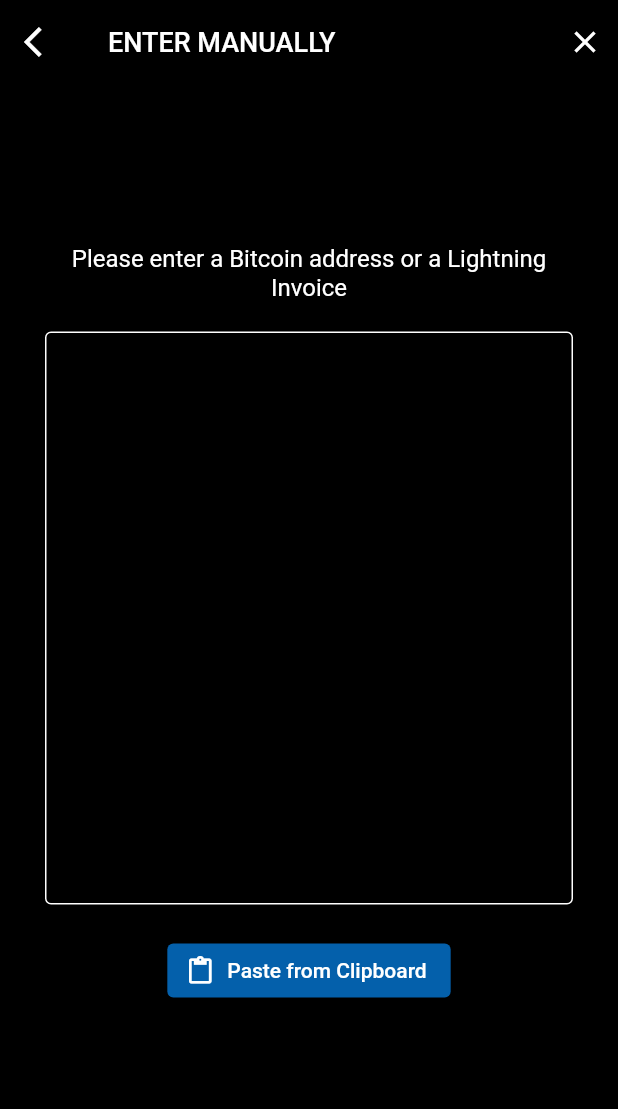
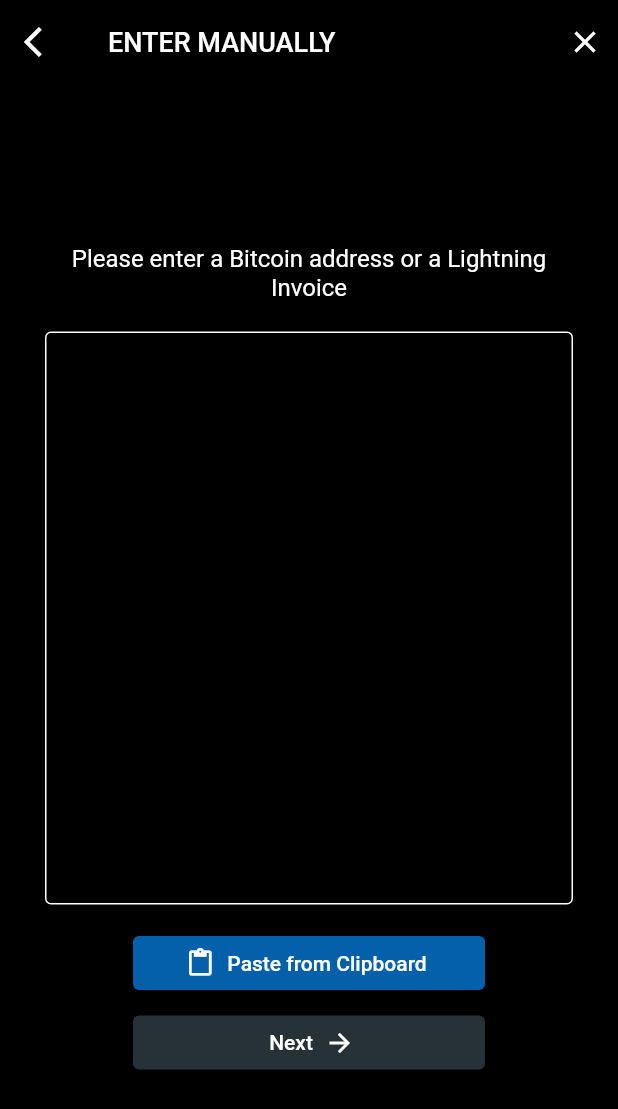
Before and after one commit to hvmelo/salamander_app, a Flutter app: the ManualAddressEntryView screen opened directly, on a phone screen of 412 x 824 dp. Shown: the top 1109 px of the screen. Run offline on Flutter 3.47's test engine with Material 2 defaults, Android fonts, the phone set to English and light mode, and no system bars; our stand-ins replace bloc, cloud_firestore, cloud_functions, equatable, firebase_auth, firebase_core and 3 more; missing offline and left inert: flow_builder, qr_code_scanner; accounts and stored records are empty; project files that could hold a hidden picture were left out.

Commit message:
Manual Entry Next Button in development

```diff
--- a/lib/send/view/manual_address_entry/manual_address_entry_view.dart
+++ b/lib/send/view/manual_address_entry/manual_address_entry_view.dart
@@ -2,6 +2,7 @@ import 'package:flow_builder/flow_builder.dart';
 import 'package:flutter/material.dart';
 import 'package:flutter_bloc/flutter_bloc.dart';
 import 'package:salamander_app/send/bloc/send_coins_bloc.dart';
+import 'package:salamander_app/send/view/manual_address_entry/widgets/next_button.dart';
 import 'widgets/address_or_invoice_input.dart';
 import 'widgets/paste_from_clipboard_button.dart';
 
@@ -10,9 +11,6 @@ class ManualAddressEntryView extends StatelessWidget {
 
   @override
   Widget build(BuildContext context) {
-    return BlocBuilder<SendCoinsBloc, SendCoinsState>(
-      buildWhen: (previous, current) => current is SendCoinsManualEnterState,
-      builder: (context, state) {
     return Scaffold(
       backgroundColor: Colors.black,
       extendBodyBehindAppBar: true,
@@ -24,10 +22,14 @@ class ManualAddressEntryView extends StatelessWidget {
             'ENTER MANUALLY',
             style: TextStyle(fontSize: 18),
           ),
-              leading: GestureDetector(
+          leading: BlocBuilder<SendCoinsBloc, SendCoinsState>(
+            builder: (context, state) {
+              return GestureDetector(
                 onTap: () =>
                     context.read<SendCoinsBloc>().add(QRScanRequested()),
                 child: const Icon(Icons.arrow_back_ios),
+              );
+            },
           ),
           actions: <Widget>[
             Padding(
@@ -69,15 +71,46 @@ class ManualAddressEntryView extends StatelessWidget {
             ),
             Expanded(
               flex: 2,
-                  child: AddressOrInvoiceInput(),
+              child: ManualAddressEntryAddressInput(),
             ),
             Expanded(
               flex: 1,
               child: Column(
                 children: [
-                      Padding(
-                        padding: const EdgeInsets.only(top: 20),
-                        child: PasteFromClipboardButton(),
+                  Row(
+                    children: [
+                      Expanded(
+                        flex: 1,
+                        child: Container(),
+                      ),
+                      Expanded(
+                        flex: 4,
+                        child: Padding(
+                          padding: const EdgeInsets.only(top: 15, bottom: 5),
+                          child: ManualAddressEntryPasteButton(),
+                        ),
+                      ),
+                      Expanded(
+                        flex: 1,
+                        child: Container(),
+                      )
+                    ],
+                  ),
+                  Row(
+                    children: [
+                      Expanded(
+                        flex: 1,
+                        child: Container(),
+                      ),
+                      const Expanded(
+                        flex: 4,
+                        child: ManualAddressEntryNextButton(),
+                      ),
+                      Expanded(
+                        flex: 1,
+                        child: Container(),
+                      )
+                    ],
                   ),
                   Expanded(
                     child: Container(),
@@ -89,7 +122,5 @@ class ManualAddressEntryView extends StatelessWidget {
         ),
       ),
     );
-      },
-    );
   }
 }
--- a/lib/send/view/manual_address_entry/widgets/address_or_invoice_input.dart
+++ b/lib/send/view/manual_address_entry/widgets/address_or_invoice_input.dart
@@ -2,14 +2,16 @@ import 'package:flutter/material.dart';
 import 'package:flutter_bloc/flutter_bloc.dart';
 import 'package:salamander_app/send/send_coins.dart';
 
-class AddressOrInvoiceInput extends StatefulWidget {
-  AddressOrInvoiceInput({Key? key}) : super(key: key);
+class ManualAddressEntryAddressInput extends StatefulWidget {
+  ManualAddressEntryAddressInput({Key? key}) : super(key: key);
 
   @override
-  State<AddressOrInvoiceInput> createState() => _AddressOrInvoiceInputState();
+  State<ManualAddressEntryAddressInput> createState() =>
+      _ManualAddressEntryAddressInputState();
 }
 
-class _AddressOrInvoiceInputState extends State<AddressOrInvoiceInput> {
+class _ManualAddressEntryAddressInputState
+    extends State<ManualAddressEntryAddressInput> {
   final inputAddressController = TextEditingController();
 
   @override
--- /dev/null
+++ b/lib/send/view/manual_address_entry/widgets/next_button.dart
@@ -0,0 +1,34 @@
+import 'package:flutter/material.dart';
+import 'package:flutter_bloc/flutter_bloc.dart';
+import 'package:salamander_app/send/send_coins.dart';
+
+class ManualAddressEntryNextButton extends StatelessWidget {
+  const ManualAddressEntryNextButton({Key? key}) : super(key: key);
+
+  @override
+  Widget build(BuildContext context) {
+    return BlocBuilder<SendCoinsBloc, SendCoinsState>(
+      builder: (context, state) {
+        return Directionality(
+          textDirection: TextDirection.rtl,
+          child: ElevatedButton.icon(
+            onPressed: () {
+              context.read<SendCoinsBloc>().add(ManualEntryRequested());
+            },
+            icon: const Icon(
+              Icons.arrow_back,
+              size: 20,
+            ),
+            label: const Text(
+              'Next',
+              style: TextStyle(fontSize: 14),
+            ),
+            style: ElevatedButton.styleFrom(
+              primary: Colors.blueGrey[900],
+            ),
+          ),
+        );
+      },
+    );
+  }
+}
--- a/lib/send/view/manual_address_entry/widgets/paste_from_clipboard_button.dart
+++ b/lib/send/view/manual_address_entry/widgets/paste_from_clipboard_button.dart
@@ -3,15 +3,16 @@ import 'package:flutter/services.dart';
 import 'package:flutter_bloc/flutter_bloc.dart';
 import 'package:salamander_app/send/send_coins.dart';
 
-class PasteFromClipboardButton extends StatefulWidget {
-  PasteFromClipboardButton({Key? key}) : super(key: key);
+class ManualAddressEntryPasteButton extends StatefulWidget {
+  ManualAddressEntryPasteButton({Key? key}) : super(key: key);
 
   @override
-  State<PasteFromClipboardButton> createState() =>
-      _PasteFromClipboardButtonState();
+  State<ManualAddressEntryPasteButton> createState() =>
+      _ManualAddressEntryPasteButtonState();
 }
 
-class _PasteFromClipboardButtonState extends State<PasteFromClipboardButton> {
+class _ManualAddressEntryPasteButtonState
+    extends State<ManualAddressEntryPasteButton> {
   @override
   Widget build(BuildContext context) {
     return BlocBuilder<SendCoinsBloc, SendCoinsState>(
```
Lines whose indentation alone changed are shown as unchanged.
